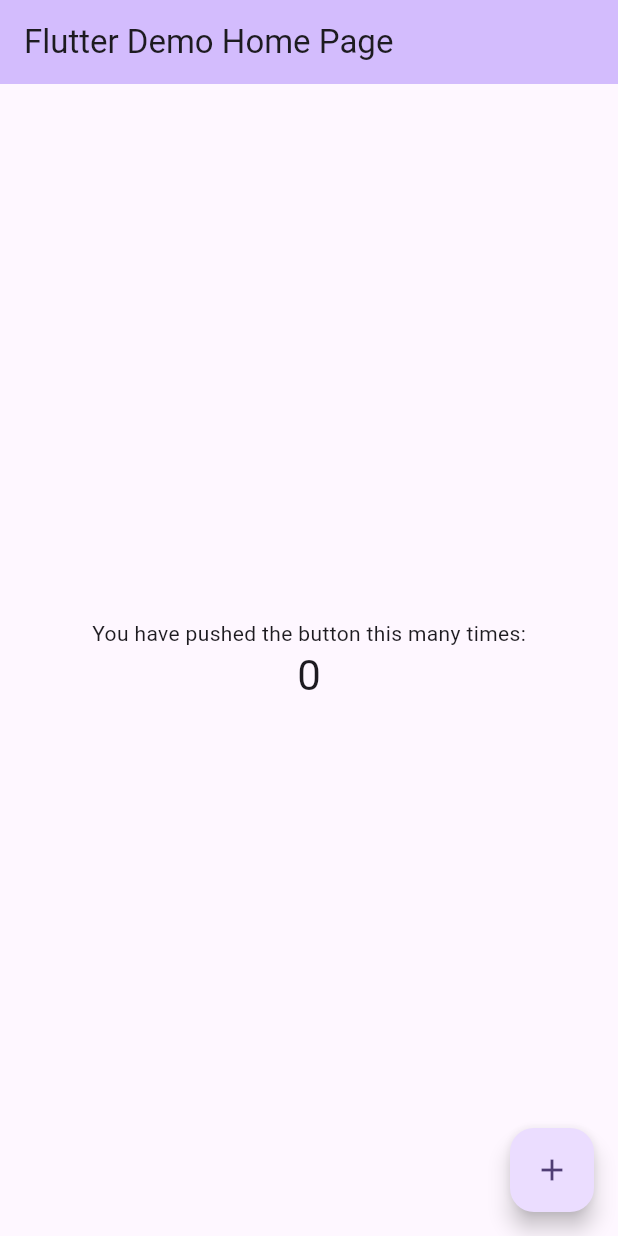
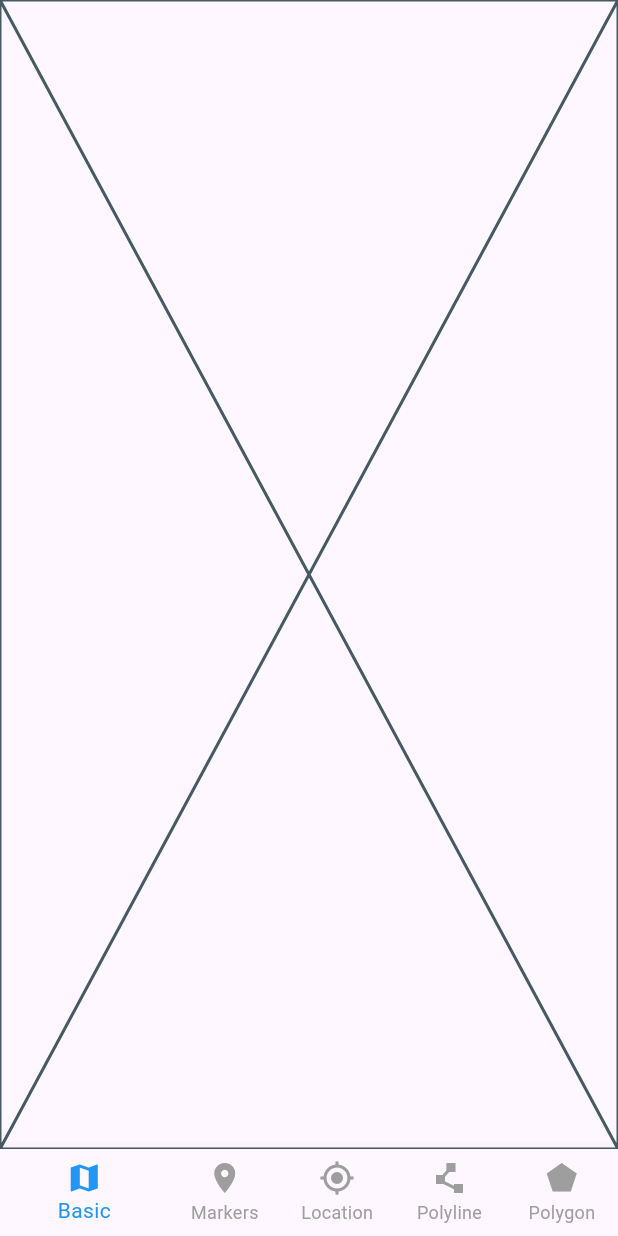
Before and after one commit to rawanabdulhayy/flutter_map_implementation, a Flutter app: the screen it shows after launch, on a phone screen of 412 x 824 dp. Run offline on Flutter 3.47's test engine with Material 3 defaults, Android fonts, the phone set to English and light mode, and no system bars.

Commit message:
initial setup of nav bar and main screens done

```diff
--- a/lib/main.dart
+++ b/lib/main.dart
@@ -1,4 +1,5 @@
 import 'package:flutter/material.dart';
+import 'package:flutter_map_implementation/presentation/screens/main_page.dart';
 
 void main() {
   runApp(const MyApp());
@@ -30,93 +31,7 @@ class MyApp extends StatelessWidget {
         // tested with just a hot reload.
         colorScheme: ColorScheme.fromSeed(seedColor: Colors.deepPurple),
       ),
-      home: const MyHomePage(title: 'Flutter Demo Home Page'),
+      home: const MainPage(),
     );
   }
 }
-
-class MyHomePage extends StatefulWidget {
-  const MyHomePage({super.key, required this.title});
-
-  // This widget is the home page of your application. It is stateful, meaning
-  // that it has a State object (defined below) that contains fields that affect
-  // how it looks.
-
-  // This class is the configuration for the state. It holds the values (in this
-  // case the title) provided by the parent (in this case the App widget) and
-  // used by the build method of the State. Fields in a Widget subclass are
-  // always marked "final".
-
-  final String title;
-
-  @override
-  State<MyHomePage> createState() => _MyHomePageState();
-}
-
-class _MyHomePageState extends State<MyHomePage> {
-  int _counter = 0;
-
-  void _incrementCounter() {
-    setState(() {
-      // This call to setState tells the Flutter framework that something has
-      // changed in this State, which causes it to rerun the build method below
-      // so that the display can reflect the updated values. If we changed
-      // _counter without calling setState(), then the build method would not be
-      // called again, and so nothing would appear to happen.
-      _counter++;
-    });
-  }
-
-  @override
-  Widget build(BuildContext context) {
-    // This method is rerun every time setState is called, for instance as done
-    // by the _incrementCounter method above.
-    //
-    // The Flutter framework has been optimized to make rerunning build methods
-    // fast, so that you can just rebuild anything that needs updating rather
-    // than having to individually change instances of widgets.
-    return Scaffold(
-      appBar: AppBar(
-        // TRY THIS: Try changing the color here to a specific color (to
-        // Colors.amber, perhaps?) and trigger a hot reload to see the AppBar
-        // change color while the other colors stay the same.
-        backgroundColor: Theme.of(context).colorScheme.inversePrimary,
-        // Here we take the value from the MyHomePage object that was created by
-        // the App.build method, and use it to set our appbar title.
-        title: Text(widget.title),
-      ),
-      body: Center(
-        // Center is a layout widget. It takes a single child and positions it
-        // in the middle of the parent.
-        child: Column(
-          // Column is also a layout widget. It takes a list of children and
-          // arranges them vertically. By default, it sizes itself to fit its
-          // children horizontally, and tries to be as tall as its parent.
-          //
-          // Column has various properties to control how it sizes itself and
-          // how it positions its children. Here we use mainAxisAlignment to
-          // center the children vertically; the main axis here is the vertical
-          // axis because Columns are vertical (the cross axis would be
-          // horizontal).
-          //
-          // TRY THIS: Invoke "debug painting" (choose the "Toggle Debug Paint"
-          // action in the IDE, or press "p" in the console), to see the
-          // wireframe for each widget.
-          mainAxisAlignment: MainAxisAlignment.center,
-          children: <Widget>[
-            const Text('You have pushed the button this many times:'),
-            Text(
-              '$_counter',
-              style: Theme.of(context).textTheme.headlineMedium,
-            ),
-          ],
-        ),
-      ),
-      floatingActionButton: FloatingActionButton(
-        onPressed: _incrementCounter,
-        tooltip: 'Increment',
-        child: const Icon(Icons.add),
-      ), // This trailing comma makes auto-formatting nicer for build methods.
-    );
-  }
-}
--- /dev/null
+++ b/lib/presentation/screens/basic_map_screen.dart
@@ -0,0 +1,10 @@
+import 'package:flutter/material.dart';
+
+class BasicMapScreen extends StatelessWidget {
+  const BasicMapScreen({super.key});
+
+  @override
+  Widget build(BuildContext context) {
+    return const Placeholder();
+  }
+}
--- /dev/null
+++ b/lib/presentation/screens/main_page.dart
@@ -0,0 +1,50 @@
+import 'package:flutter/material.dart';
+import 'package:flutter_map_implementation/presentation/screens/polygon_screen.dart';
+import 'package:flutter_map_implementation/presentation/screens/polyline_screen.dart';
+import 'package:flutter_map_implementation/presentation/screens/user_location_screen.dart';
+
+import 'basic_map_screen.dart';
+import 'markers_screen.dart';
+
+class MainPage extends StatefulWidget {
+  const MainPage({super.key});
+
+  @override
+  State<MainPage> createState() => _MainPageState();
+}
+
+class _MainPageState extends State<MainPage> {
+  final List<Widget> _screens = [
+    BasicMapScreen(),
+    MarkersScreen(),
+    UserLocationScreen(),
+    PolylineScreen(),
+    PolygonScreen(),
+  ];
+
+  int _currentIndex = 0;
+  @override
+  Widget build(BuildContext context) {
+    return Scaffold(
+      body: _screens[_currentIndex],
+      bottomNavigationBar: BottomNavigationBar(
+        items: [
+          BottomNavigationBarItem(icon: Icon(Icons.map), label: "Basic"),
+          BottomNavigationBarItem(icon: Icon(Icons.place), label: "Markers"),
+          BottomNavigationBarItem(icon: Icon(Icons.my_location), label: "Location"),
+          BottomNavigationBarItem(icon: Icon(Icons.polyline), label: "Polyline"),
+          BottomNavigationBarItem(icon: Icon(Icons.pentagon), label: "Polygon"),
+        ],
+        currentIndex: _currentIndex,
+        unselectedItemColor: Colors.grey,
+        showUnselectedLabels: true,
+        selectedItemColor: Colors.blue,
+        onTap: (index) {
+          return setState(() {
+            _currentIndex = index;
+          });
+        },
+      ),
+    );
+  }
+}
--- a/pubspec.yaml
+++ b/pubspec.yaml
@@ -34,6 +34,10 @@ dependencies:
   # The following adds the Cupertino Icons font to your application.
   # Use with the CupertinoIcons class for iOS style icons.
   cupertino_icons: ^1.0.8
+  geolocator: ^10.1.0
+  permission_handler: ^11.0.1
+  latlong2: ^0.8.1
+  flutter_map: ^4.0.0
 
 dev_dependencies:
   flutter_test:
```
Also changed, not shown: lib/presentation/screens/markers_screen.dart (added, +15 -0 lines), lib/presentation/screens/polygon_screen.dart (added, +15 -0 lines), lib/presentation/screens/polyline_screen.dart (added, +15 -0 lines), lib/presentation/screens/user_location_screen.dart (added, +15 -0 lines), lib/utils/constants.dart (added), pubspec.lock, 3 other files.
